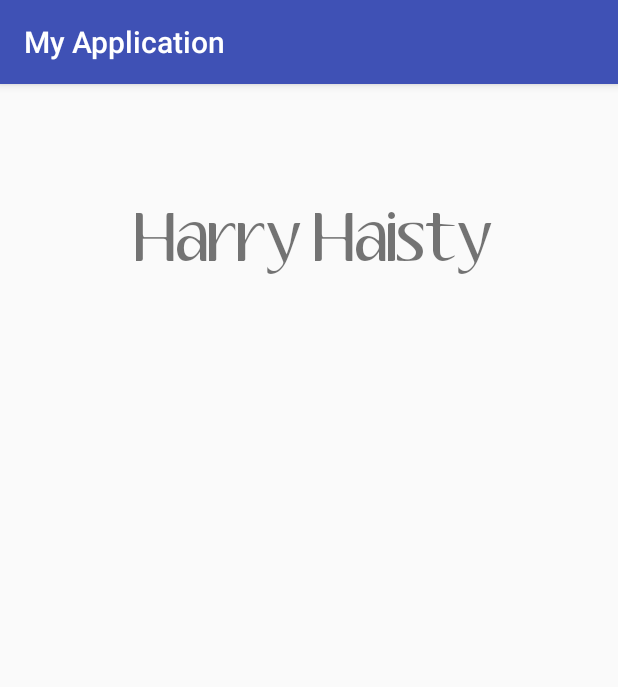
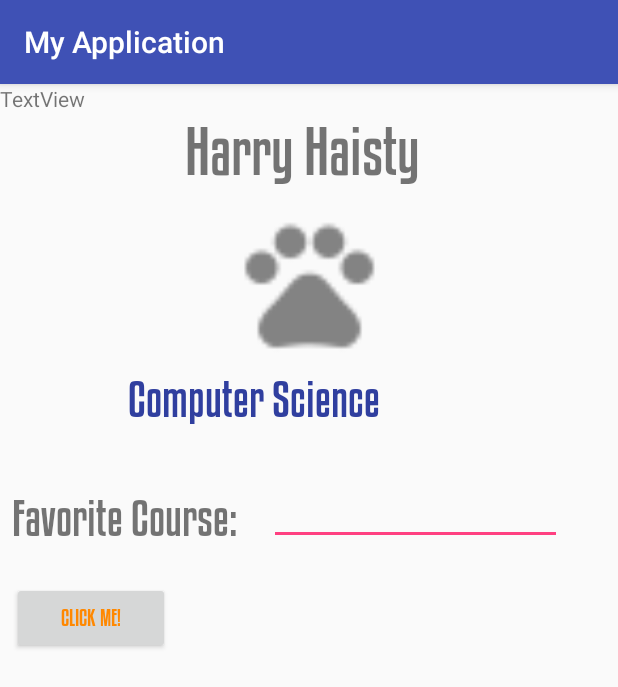
Before and after one commit to hkhaisty/Android_Studio, an Android app: the screen it shows after launch (MainPage), on a phone screen of 412 x 824 dp. Shown: the top 687 px of the screen. Run offline under Robolectric (Android 15) with nearby library versions, the phone set to English and light mode, and no system bars.

Commit message:
adds dependencies

```diff
--- a/app/src/main/java/com/example/hkhai/myapplication/MainPage.java
+++ b/app/src/main/java/com/example/hkhai/myapplication/MainPage.java
@@ -2,6 +2,8 @@ package com.example.hkhai.myapplication;
 
 import android.support.v7.app.AppCompatActivity;
 import android.os.Bundle;
+import android.widget.EditText;
+import android.widget.TextView;
 
 public class MainPage extends AppCompatActivity {
 
@@ -9,5 +11,10 @@ public class MainPage extends AppCompatActivity {
     protected void onCreate(Bundle savedInstanceState) {
         super.onCreate(savedInstanceState);
         setContentView(R.layout.activity_main_page);
+
+        EditText edit = (EditText)findViewById(R.id.editText);
+        TextView tview = (TextView)findViewById(R.id.textView);
+        String result = edit.getText().toString();
+        tview.setText(result);
     }
 }
--- a/app/src/main/res/layout/activity_main_page.xml
+++ b/app/src/main/res/layout/activity_main_page.xml
@@ -8,22 +8,151 @@
 
     <TextView
         android:id="@+id/name"
-        android:layout_width="255dp"
-        android:layout_height="69dp"
+        android:layout_width="167dp"
+        android:layout_height="53dp"
         android:layout_marginStart="8dp"
         android:layout_marginLeft="8dp"
         android:layout_marginTop="8dp"
         android:layout_marginEnd="8dp"
         android:layout_marginRight="8dp"
         android:layout_marginBottom="8dp"
-        android:fontFamily="@font/aubrey"
+        android:fontFamily="@font/kenyancoffee"
         android:text="Harry Haisty"
         android:textSize="40dp"
         app:layout_constraintBottom_toBottomOf="parent"
         app:layout_constraintEnd_toEndOf="parent"
-        app:layout_constraintHorizontal_bias="0.584"
+        app:layout_constraintHorizontal_bias="0.504"
         app:layout_constraintStart_toStartOf="parent"
         app:layout_constraintTop_toTopOf="parent"
-        app:layout_constraintVertical_bias="0.107" />
+        app:layout_constraintVertical_bias="0.018" />
+
+    <ImageView
+        android:id="@+id/imageView"
+        android:layout_width="126dp"
+        android:layout_height="102dp"
+        android:layout_marginStart="8dp"
+        android:layout_marginLeft="8dp"
+        android:layout_marginTop="8dp"
+        android:layout_marginEnd="8dp"
+        android:layout_marginRight="8dp"
+        android:layout_marginBottom="8dp"
+        app:layout_constraintBottom_toBottomOf="parent"
+        app:layout_constraintEnd_toEndOf="parent"
+        app:layout_constraintStart_toStartOf="parent"
+        app:layout_constraintTop_toBottomOf="@+id/name"
+        app:layout_constraintVertical_bias="0.0"
+        app:srcCompat="@drawable/projectimage" />
+
+    <TextView
+        android:id="@+id/textView"
+        android:layout_width="148dp"
+        android:layout_height="44dp"
+        android:layout_marginStart="8dp"
+        android:layout_marginLeft="8dp"
+        android:layout_marginTop="8dp"
+        android:layout_marginEnd="8dp"
+        android:layout_marginRight="8dp"
+        android:layout_marginBottom="8dp"
+        android:fontFamily="@font/kenyancoffee"
+        android:text="Major:"
+        android:textSize="30dp"
+        app:layout_constraintBottom_toBottomOf="parent"
+        app:layout_constraintEnd_toEndOf="parent"
+        app:layout_constraintHorizontal_bias="0.0"
+        app:layout_constraintStart_toStartOf="parent"
+        app:layout_constraintTop_toBottomOf="@+id/imageView"
+        app:layout_constraintVertical_bias="0.0" />
+
+    <TextView
+        android:id="@+id/textView2"
+        android:layout_width="wrap_content"
+        android:layout_height="49dp"
+        android:layout_marginStart="8dp"
+        android:layout_marginLeft="8dp"
+        android:layout_marginTop="8dp"
+        android:layout_marginEnd="8dp"
+        android:layout_marginRight="8dp"
+        android:layout_marginBottom="8dp"
+        android:fontFamily="@font/kenyancoffee"
+        android:text="Computer Science"
+        android:textColor="@color/colorPrimaryDark"
+        android:textSize="30dp"
+        app:layout_constraintBottom_toBottomOf="parent"
+        app:layout_constraintEnd_toEndOf="parent"
+        app:layout_constraintHorizontal_bias="0.316"
+        app:layout_constraintStart_toStartOf="@+id/textView"
+        app:layout_constraintTop_toBottomOf="@+id/imageView"
+        app:layout_constraintVertical_bias="0.0" />
+
+    <TextView
+        android:id="@+id/textView3"
+        android:layout_width="246dp"
+        android:layout_height="41dp"
+        android:layout_marginStart="8dp"
+        android:layout_marginLeft="8dp"
+        android:layout_marginTop="8dp"
+        android:layout_marginEnd="8dp"
+        android:layout_marginRight="8dp"
+        android:layout_marginBottom="8dp"
+        android:fontFamily="@font/kenyancoffee"
+        android:text="Favorite Course:"
+        android:textSize="30dp"
+        app:layout_constraintBottom_toBottomOf="parent"
+        app:layout_constraintEnd_toEndOf="parent"
+        app:layout_constraintHorizontal_bias="0.0"
+        app:layout_constraintStart_toStartOf="parent"
+        app:layout_constraintTop_toBottomOf="@+id/textView"
+        app:layout_constraintVertical_bias="0.058" />
+
+    <Button
+        android:id="@+id/button"
+        android:layout_width="105dp"
+        android:layout_height="wrap_content"
+        android:layout_marginStart="8dp"
+        android:layout_marginLeft="8dp"
+        android:layout_marginTop="8dp"
+        android:layout_marginEnd="8dp"
+        android:layout_marginRight="8dp"
+        android:layout_marginBottom="8dp"
+        android:fontFamily="@font/kenyancoffee"
+        android:text="Click Me!"
+        android:textColor="@android:color/holo_orange_dark"
+        app:layout_constraintBottom_toBottomOf="parent"
+        app:layout_constraintEnd_toEndOf="parent"
+        app:layout_constraintHorizontal_bias="0.0"
+        app:layout_constraintStart_toStartOf="parent"
+        app:layout_constraintTop_toBottomOf="@+id/textView3"
+        app:layout_constraintVertical_bias="0.029" />
+
+    <EditText
+        android:id="@+id/editText"
+        android:layout_width="195dp"
+        android:layout_height="58dp"
+        android:layout_marginStart="8dp"
+        android:layout_marginLeft="8dp"
+        android:layout_marginTop="8dp"
+        android:layout_marginEnd="8dp"
+        android:layout_marginRight="8dp"
+        android:layout_marginBottom="8dp"
+        android:ems="10"
+        android:fontFamily="@font/kenyancoffee"
+        android:inputType="textPersonName"
+        android:text=""
+        android:textColor="@color/colorPrimaryDark"
+        android:textSize="30dp"
+        app:layout_constraintBottom_toBottomOf="parent"
+        app:layout_constraintEnd_toEndOf="parent"
+        app:layout_constraintHorizontal_bias="0.848"
+        app:layout_constraintStart_toStartOf="@+id/textView3"
+        app:layout_constraintTop_toBottomOf="@+id/textView2"
+        app:layout_constraintVertical_bias="0.0" />
+
+    <TextView
+        android:id="@+id/textView4"
+        android:layout_width="wrap_content"
+        android:layout_height="wrap_content"
+        android:text="TextView"
+        tools:layout_editor_absoluteX="8dp"
+        tools:layout_editor_absoluteY="370dp" />
 
 </android.support.constraint.ConstraintLayout>
```
Also changed, not shown: app/src/main/res/drawable-hdpi/projectimage.png (added), app/src/main/res/drawable-mdpi/projectimage.png (added), app/src/main/res/drawable-xhdpi/projectimage.png (added), app/src/main/res/drawable-xxhdpi/projectimage.png (added), app/src/main/res/drawable-xxxhdpi/projectimage.png (added), app/src/main/res/font/kenyancoffee.ttf (added).
